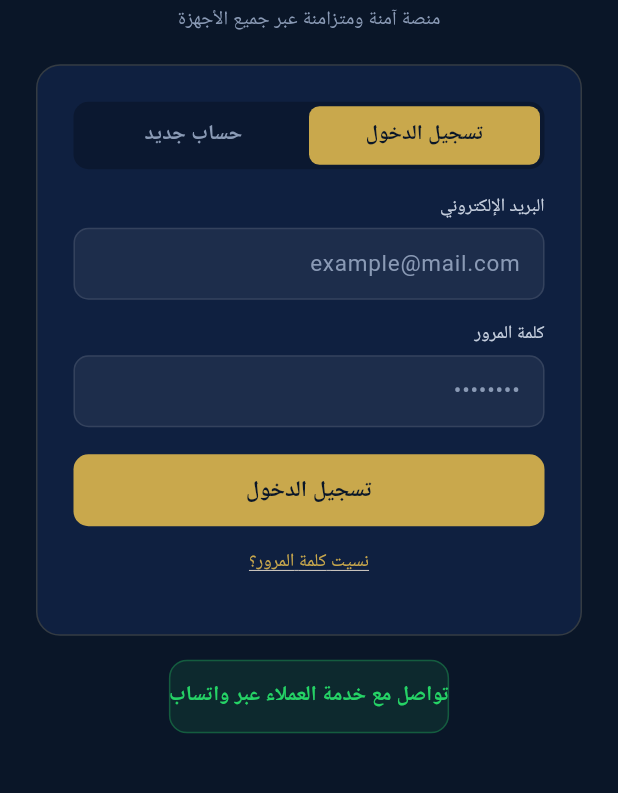
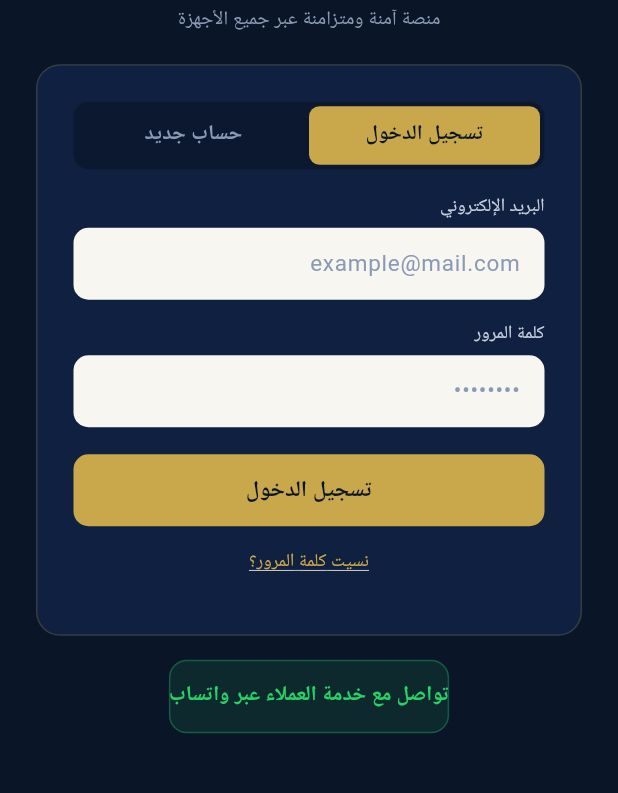
Before and after one commit to agwida-app/banking-app-native, a Flutter app: the screen it shows after launch, on a phone screen of 412 x 824 dp, the part 322-1115 px from its top. Run offline on Flutter 3.47's test engine with Material 3 defaults, Android fonts, the phone set to English and light mode, and no system bars; our stand-ins replace app_links, cloud_firestore, firebase_auth, firebase_core, share_plus, shared_preferences; accounts and stored records are empty.

Commit message:
Give text input fields a crisp white surface
Every typed field (ThemedField, used across auth/settings/client form/
activation/reset-password, plus the client search bar) now sits on a
dedicated near-white fill with dark text and no border, instead of the
old translucent tint that barely showed up against the dark navy card.
Everything else that reused the old inputBg/inputBorder tokens (dividers,
chips, chart bars, icon buttons) is untouched — only actual text fields
changed, via new fieldBg/fieldText theme colors.

Co-Authored-By: Claude Sonnet 5 <noreply@anthropic.com>
Claude-Session: https://claude.ai/code/session_01B8DnvxptNzi3oQZzHiYkzn

```diff
--- a/flutter_app/lib/screens/home_screen.dart
+++ b/flutter_app/lib/screens/home_screen.dart
@@ -477,15 +477,15 @@ class _ClientsAndStatsTabState extends State<_ClientsAndStatsTab> {
                   Expanded(
                     child: TextField(
                       textAlign: TextAlign.right,
-                      style: TextStyle(color: colors.text),
+                      style: TextStyle(color: colors.fieldText),
                       decoration: InputDecoration(
                         hintText: 'بحث بالاسم، الجوال، الرقم الوطني...',
                         hintStyle: TextStyle(color: colors.textMuted, fontSize: 13),
                         prefixIcon: Icon(Icons.search, color: colors.textMuted, size: 20),
                         filled: true,
-                        fillColor: colors.inputBg,
+                        fillColor: colors.fieldBg,
                         contentPadding: const EdgeInsets.all(12),
-                        border: OutlineInputBorder(borderRadius: BorderRadius.circular(10), borderSide: BorderSide(color: colors.inputBorder)),
+                        border: OutlineInputBorder(borderRadius: BorderRadius.circular(10), borderSide: BorderSide.none),
                       ),
                       onChanged: (v) => setState(() => search = v),
                     ),
--- a/flutter_app/lib/theme/app_theme.dart
+++ b/flutter_app/lib/theme/app_theme.dart
@@ -15,6 +15,8 @@ class AppColors {
   final Color inputBg;
   final Color inputBorder;
   final Color overlay;
+  final Color fieldBg;
+  final Color fieldText;
 
   const AppColors({
     required this.mode,
@@ -30,6 +32,8 @@ class AppColors {
     required this.inputBg,
     required this.inputBorder,
     required this.overlay,
+    required this.fieldBg,
+    required this.fieldText,
   });
 }
 
@@ -47,6 +51,10 @@ const darkColors = AppColors(
   inputBg: Color(0x0FFFFFFF),
   inputBorder: Color(0x1AFFFFFF),
   overlay: Color(0x40000000),
+  // Text input fields get a dedicated, clearly-white surface (instead of
+  // blending into the dark navy card) so typed fields stand out crisply.
+  fieldBg: Color(0xFFF8F6F0),
+  fieldText: Color(0xFF0A1628),
 );
 
 const lightColors = AppColors(
@@ -63,6 +71,10 @@ const lightColors = AppColors(
   inputBg: Color(0x0A0A1628),
   inputBorder: Color(0x1F0A1628),
   overlay: Color(0x14000000),
+  // A touch darker than the white card so fields still read as distinct
+  // boxes instead of disappearing into it.
+  fieldBg: Color(0xFFF5F3ED),
+  fieldText: Color(0xFF0A1628),
 );
 
 const _themeKey = 'app_theme_mode';
--- a/flutter_app/lib/widgets/common.dart
+++ b/flutter_app/lib/widgets/common.dart
@@ -79,25 +79,25 @@ class ThemedField extends StatelessWidget {
             onChanged: onChanged,
             textCapitalization: capitalization,
             textAlign: TextAlign.right,
-            style: TextStyle(color: colors.text, fontSize: 15),
+            style: TextStyle(color: colors.fieldText, fontSize: 15),
             inputFormatters: inputFormatters,
             decoration: InputDecoration(
               hintText: hint,
               hintStyle: TextStyle(color: colors.textMuted),
               filled: true,
-              fillColor: colors.inputBg,
+              fillColor: colors.fieldBg,
               contentPadding: const EdgeInsets.all(12),
               border: OutlineInputBorder(
                 borderRadius: BorderRadius.circular(10),
-                borderSide: BorderSide(color: colors.inputBorder),
+                borderSide: BorderSide.none,
               ),
               enabledBorder: OutlineInputBorder(
                 borderRadius: BorderRadius.circular(10),
-                borderSide: BorderSide(color: colors.inputBorder),
+                borderSide: BorderSide.none,
               ),
               focusedBorder: OutlineInputBorder(
                 borderRadius: BorderRadius.circular(10),
-                borderSide: BorderSide(color: colors.gold),
+                borderSide: BorderSide(color: colors.gold, width: 1.5),
               ),
             ),
           ),
```
